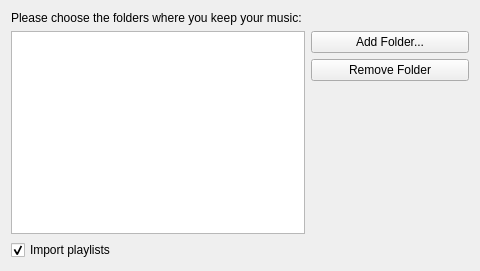
The window that directorylistbase.ui (KDE/juk) describes before a commit, drawn with Qt 5.
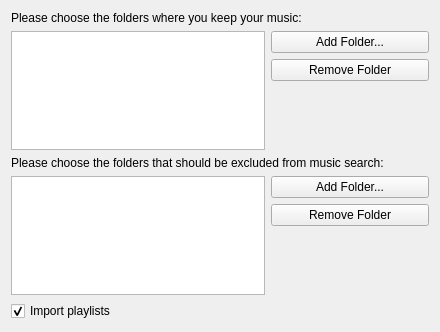
The same window after the commit. Custom widgets are drawn as their Qt base class.

Commit message: folder-scan: Support a list of folders to ignore when auto-scanning.

```diff
--- a/directorylistbase.ui
+++ b/directorylistbase.ui
@@ -6,13 +6,13 @@
    <rect>
     <x>0</x>
     <y>0</y>
-    <width>480</width>
-    <height>271</height>
+    <width>440</width>
+    <height>332</height>
    </rect>
   </property>
-  <layout class="QHBoxLayout" name="horizontalLayout_2">
+  <layout class="QVBoxLayout" name="verticalLayout_5">
    <item>
-    <layout class="QVBoxLayout" name="verticalLayout_2">
+    <layout class="QVBoxLayout" name="verticalLayout_3">
      <item>
       <widget class="QLabel" name="informationLabel">
        <property name="text">
@@ -92,18 +92,101 @@
        </item>
       </layout>
      </item>
+    </layout>
+   </item>
+   <item>
+    <layout class="QVBoxLayout" name="verticalLayout_4">
      <item>
-      <widget class="QCheckBox" name="importPlaylistsCheckBox">
+      <widget class="QLabel" name="ExcludeInformationLabel">
        <property name="text">
-        <string>Import playlists</string>
+        <string>Please choose the folders that should be excluded from music search:</string>
        </property>
-       <property name="checked">
-        <bool>true</bool>
+       <property name="textFormat">
+        <enum>Qt::PlainText</enum>
+       </property>
+       <property name="alignment">
+        <set>Qt::AlignVCenter</set>
        </property>
       </widget>
      </item>
+     <item>
+      <layout class="QHBoxLayout" name="horizontalLayout_2">
+       <item>
+        <widget class="QListView" name="excludeDirectoryListView">
+         <property name="toolTip">
+          <string>These folders will be scanned on startup for new files.</string>
+         </property>
+         <property name="horizontalScrollBarPolicy">
+          <enum>Qt::ScrollBarAlwaysOff</enum>
+         </property>
+         <property name="editTriggers">
+          <set>QAbstractItemView::NoEditTriggers</set>
+         </property>
+         <property name="alternatingRowColors">
+          <bool>true</bool>
+         </property>
+         <property name="selectionMode">
+          <enum>QAbstractItemView::MultiSelection</enum>
+         </property>
+         <property name="textElideMode">
+          <enum>Qt::ElideMiddle</enum>
+         </property>
+         <property name="layoutMode">
+          <enum>QListView::Batched</enum>
+         </property>
+         <property name="uniformItemSizes">
+          <bool>true</bool>
+         </property>
+        </widget>
+       </item>
+       <item>
+        <layout class="QVBoxLayout" name="verticalLayout_2">
+         <item>
+          <widget class="KPushButton" name="addExcludeDirectoryButton">
+           <property name="text">
+            <string>Add Folder...</string>
+           </property>
+          </widget>
+         </item>
+         <item>
+          <widget class="KPushButton" name="removeExcludeDirectoryButton">
+           <property name="text">
+            <string>Remove Folder</string>
+           </property>
+          </widget>
+         </item>
+         <item>
+          <spacer name="rightExcludeColumnSpacer">
+           <property name="orientation">
+            <enum>Qt::Vertical</enum>
+           </property>
+           <property name="sizeType">
+            <enum>QSizePolicy::Expanding</enum>
+           </property>
+           <property name="sizeHint" stdset="0">
+            <size>
+             <width>158</width>
+             <height>48</height>
+            </size>
+           </property>
+          </spacer>
+         </item>
+        </layout>
+       </item>
+      </layout>
+     </item>
     </layout>
    </item>
+   <item>
+    <widget class="QCheckBox" name="importPlaylistsCheckBox">
+     <property name="text">
+      <string>Import playlists</string>
+     </property>
+     <property name="checked">
+      <bool>true</bool>
+     </property>
+    </widget>
+   </item>
   </layout>
  </widget>
  <customwidgets>
```
The commit also changes 5 other files.
